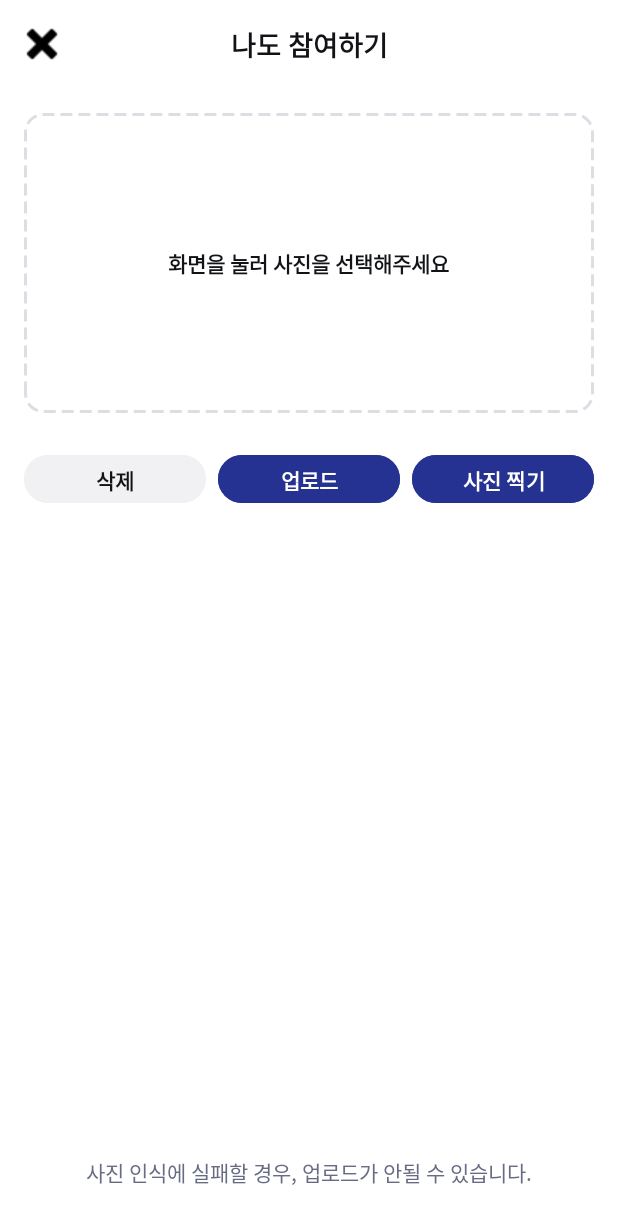
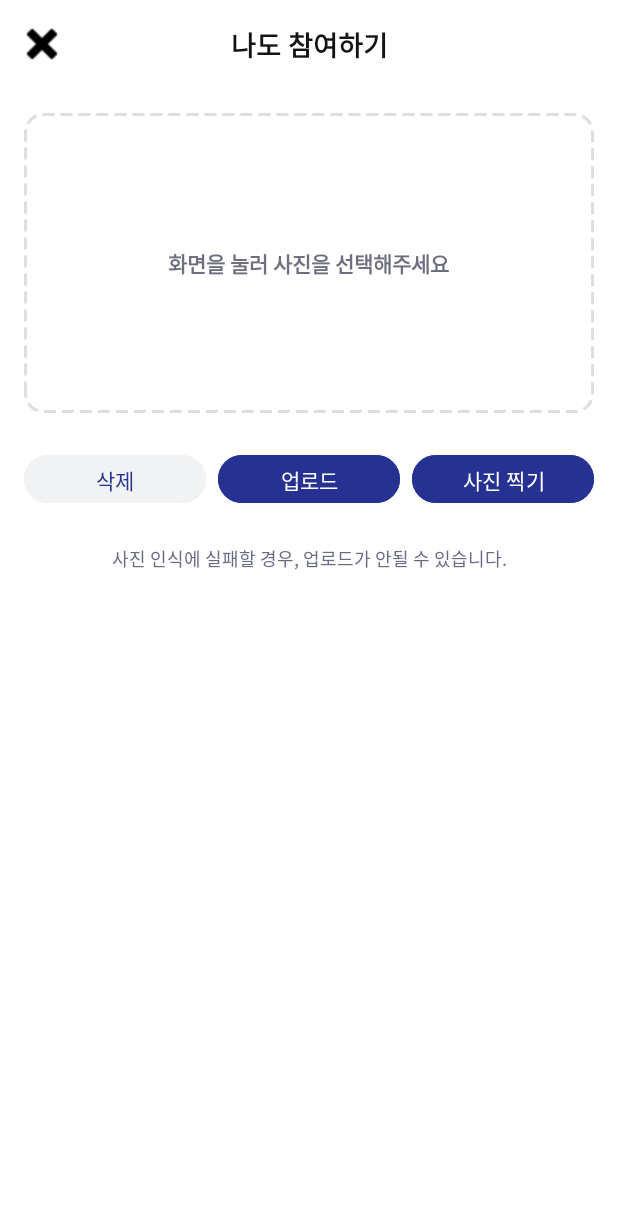
Before and after one commit to 2025-MobileProgramming-Crack/Frontend, an Android app: the ParticipateActivity screen opened directly, with no data from a screen before it, on a phone screen of 412 x 824 dp. Shown: the top 1224 px of the screen. Run offline under Robolectric (Android 15) with nearby library versions, the phone set to English and light mode, and no system bars.

Commit message:
feat: 카메라,캘린더 기능 추가, design: 폰트 생성

```diff
--- a/app/build.gradle.kts
+++ b/app/build.gradle.kts
@@ -3,6 +3,7 @@ plugins {
     // 루트 클래스패스에 이미 올라간 AGP Alpha 플러그인 사용
     id("com.android.application")
     id("org.jetbrains.kotlin.android")
+    id ("kotlin-kapt")
 }
 
 android {
@@ -44,6 +45,8 @@ dependencies {
     implementation("com.journeyapps:zxing-android-embedded:4.3.0")
     implementation("com.google.zxing:core:3.4.1")
     implementation("androidx.activity:activity:1.9.1")
+    implementation ("com.github.bumptech.glide:glide:4.14.2")
+    kapt ("com.github.bumptech.glide:compiler:4.14.2")
 
     testImplementation("junit:junit:4.13.2")
     androidTestImplementation("androidx.test.ext:junit:1.1.5")
--- a/app/src/main/java/com/tu/project/ParticipateActivity.kt
+++ b/app/src/main/java/com/tu/project/ParticipateActivity.kt
@@ -1,29 +1,138 @@
 package com.tu.project
 
-import android.annotation.SuppressLint
-import android.content.Intent
+import android.Manifest
+import android.content.pm.PackageManager
+import android.net.Uri
 import android.os.Bundle
+import android.os.Environment
+import android.widget.FrameLayout
+import android.widget.ImageButton
 import android.widget.ImageView
+import android.widget.TextView
+import android.widget.Toast
+import androidx.activity.result.ActivityResultLauncher
+import androidx.activity.result.contract.ActivityResultContracts
 import androidx.activity.enableEdgeToEdge
 import androidx.appcompat.app.AppCompatActivity
+import androidx.core.content.ContextCompat
+import androidx.core.content.FileProvider
 import androidx.core.view.ViewCompat
 import androidx.core.view.WindowInsetsCompat
-import com.tu.project.R
+import com.bumptech.glide.Glide
+import com.google.android.material.button.MaterialButton
+import java.io.File
+import java.text.SimpleDateFormat
+import java.util.*
 
 class ParticipateActivity : AppCompatActivity() {
+
+    // 카메라용 URI
+    private lateinit var photoUri: Uri
+    // 사용자가 찍은 사진 또는 선택한 사진을 업로드할 URI
+    private var selectedImageUri: Uri? = null
+
+    // ActivityResult 런처들
+    private lateinit var takePictureLauncher: ActivityResultLauncher<Uri>
+    private lateinit var pickImageLauncher: ActivityResultLauncher<String>
+    private lateinit var requestCameraPermission: ActivityResultLauncher<String>
+
     override fun onCreate(savedInstanceState: Bundle?) {
         super.onCreate(savedInstanceState)
-        enableEdgeToEdge()
+        enableEdgeToEdge()  // 엣지-투-엣지
         setContentView(R.layout.activity_participate)
-        ViewCompat.setOnApplyWindowInsetsListener(findViewById(R.id.main)) { v, insets ->
-            val systemBars = insets.getInsets(WindowInsetsCompat.Type.systemBars())
-            v.setPadding(systemBars.left, systemBars.top, systemBars.right, systemBars.bottom)
+
+        // 시스템 바 인셋 처리
+        ViewCompat.setOnApplyWindowInsetsListener(findViewById(R.id.main)) { view, insets ->
+            val s = insets.getInsets(WindowInsetsCompat.Type.systemBars())
+            view.setPadding(s.left, s.top, s.right, s.bottom)
             insets
         }
-        findViewById<ImageView>(R.id.btnClose).setOnClickListener {
-            startActivity(Intent(this, ContestActivity::class.java))
-            finish()
+
+        // 닫기
+        findViewById<ImageButton>(R.id.btnClose).setOnClickListener { finish() }
+
+        // 갤러리에서 이미지 선택 콜백
+        pickImageLauncher = registerForActivityResult(
+            ActivityResultContracts.GetContent()
+        ) { uri ->
+            if (uri != null) {
+                selectedImageUri = uri
+                showPreview(uri)
+            }
         }
 
+        // 카메라 권한 요청 콜백
+        requestCameraPermission = registerForActivityResult(
+            ActivityResultContracts.RequestPermission()
+        ) { granted ->
+            if (granted) launchCamera()
+            else Toast.makeText(this, "카메라 권한이 필요합니다.", Toast.LENGTH_SHORT).show()
+        }
+
+        // 카메라 촬영 콜백
+        takePictureLauncher = registerForActivityResult(
+            ActivityResultContracts.TakePicture()
+        ) { success ->
+            if (success) {
+                selectedImageUri = photoUri
+                showPreview(photoUri)
+            }
+        }
+
+        // “사진 선택” 영역 클릭 → 갤러리 열기
+        findViewById<FrameLayout>(R.id.flSelectPhoto).setOnClickListener {
+            pickImageLauncher.launch("image/*")
+        }
+
+        // “사진 찍기” 버튼 클릭
+        findViewById<MaterialButton>(R.id.btnCapture).setOnClickListener {
+            when {
+                ContextCompat.checkSelfPermission(this, Manifest.permission.CAMERA)
+                        == PackageManager.PERMISSION_GRANTED -> launchCamera()
+                shouldShowRequestPermissionRationale(Manifest.permission.CAMERA) ->
+                    Toast.makeText(this, "카메라 권한이 필요합니다.", Toast.LENGTH_SHORT).show()
+                else -> requestCameraPermission.launch(Manifest.permission.CAMERA)
+            }
+        }
+
+        // “업로드” 버튼 클릭
+        findViewById<MaterialButton>(R.id.btnUpload).setOnClickListener {
+            selectedImageUri?.let { uri ->
+                // TODO: 서버에 업로드할 코드를 작성해주세요
+            } ?: Toast.makeText(this, "먼저 이미지를 선택하거나 촬영하세요.", Toast.LENGTH_SHORT).show()
+        }
+
+        // “삭제” 버튼 클릭
+        findViewById<MaterialButton>(R.id.btnDelete).setOnClickListener {
+            findViewById<ImageView>(R.id.ivPreview).visibility = android.view.View.GONE
+            findViewById<TextView>(R.id.tvSelectPrompt).visibility = android.view.View.VISIBLE
+            selectedImageUri = null
+        }
+    }
+
+    /** 미리보기 ImageView 에 Glide 로 띄워주고 프롬프트 숨기기 */
+    private fun showPreview(uri: Uri) {
+        val iv = findViewById<ImageView>(R.id.ivPreview)
+        Glide.with(this)
+            .load(uri)
+            .centerCrop()
+            .into(iv)
+
+        iv.visibility = android.view.View.VISIBLE
+        findViewById<TextView>(R.id.tvSelectPrompt).visibility = android.view.View.GONE
+    }
+
+    /** 기본 카메라 앱 실행 */
+    private fun launchCamera() {
+        val timestamp = SimpleDateFormat("yyyyMMdd_HHmmss", Locale.getDefault()).format(Date())
+        val storageDir = getExternalFilesDir(Environment.DIRECTORY_PICTURES)
+        val photoFile = File.createTempFile("IMG_$timestamp", ".jpg", storageDir)
+
+        photoUri = FileProvider.getUriForFile(
+            this,
+            "${packageName}.fileprovider",
+            photoFile
+        )
+        takePictureLauncher.launch(photoUri)
     }
 }
--- a/app/src/main/res/layout/activity_participate.xml
+++ b/app/src/main/res/layout/activity_participate.xml
@@ -7,7 +7,7 @@
     android:layout_height="match_parent"
     android:background="#FFFFFF">
 
-    <!-- AppBar: Close button + Title -->
+    <!-- AppBar: Close + Title -->
     <LinearLayout
         android:id="@+id/llAppBar"
         android:layout_width="0dp"
@@ -43,7 +43,7 @@
             android:layout_height="24dp" />
     </LinearLayout>
 
-    <!-- Photo selection area with dashed border -->
+    <!-- Photo selection area -->
     <FrameLayout
         android:id="@+id/flSelectPhoto"
         android:layout_width="0dp"
@@ -52,6 +52,8 @@
         android:layout_marginEnd="16dp"
         android:layout_marginTop="16dp"
         android:background="@drawable/bg_dashed_border"
+        android:clickable="true"
+        android:foreground="?attr/selectableItemBackgroundBorderless"
         app:layout_constraintTop_toBottomOf="@id/llAppBar"
         app:layout_constraintStart_toStartOf="parent"
         app:layout_constraintEnd_toEndOf="parent">
@@ -62,12 +64,19 @@
             android:layout_height="wrap_content"
             android:layout_gravity="center"
             android:text="화면을 눌러 사진을 선택해주세요"
-            android:textColor="#121317"
+            android:textColor="#6D6F7E"
             android:textSize="14sp"
             android:textStyle="bold" />
+
+        <ImageView
+            android:id="@+id/ivPreview"
+            android:layout_width="match_parent"
+            android:layout_height="match_parent"
+            android:scaleType="centerCrop"
+            android:visibility="gone" />
     </FrameLayout>
 
-    <!-- Action buttons: Delete, Upload, Capture -->
+    <!-- Action buttons -->
     <LinearLayout
         android:id="@+id/llButtons"
         android:layout_width="0dp"
@@ -79,46 +88,37 @@
         app:layout_constraintStart_toStartOf="parent"
         app:layout_constraintEnd_toEndOf="parent">
 
-        <Button
+        <com.google.android.material.button.MaterialButton
             android:id="@+id/btnDelete"
             android:layout_width="0dp"
             android:layout_height="40dp"
             android:layout_weight="1"
-            android:text="삭제"
-            android:textSize="14sp"
-            android:textStyle="bold"
-            android:textColor="#121317"
-            android:backgroundTint="#F1F1F4"
-            android:stateListAnimator="@null" />
+            android:backgroundTint="#F1F2F3"
+            android:textColor="#253291"
+            android:text="삭제" />
 
-        <Button
+        <com.google.android.material.button.MaterialButton
             android:id="@+id/btnUpload"
             android:layout_width="0dp"
             android:layout_height="40dp"
+            android:layout_marginStart="8dp"
             android:layout_weight="1"
-            android:layout_marginStart="8dp"
-            android:text="업로드"
-            android:textSize="14sp"
-            android:textStyle="bold"
+            android:backgroundTint="#253291"
             android:textColor="#FFFFFF"
-            android:backgroundTint="#253291"
-            android:stateListAnimator="@null" />
+            android:text="업로드" />
 
-        <Button
+        <com.google.android.material.button.MaterialButton
             android:id="@+id/btnCapture"
             android:layout_width="0dp"
             android:layout_height="40dp"
+            android:layout_marginStart="8dp"
             android:layout_weight="1"
-            android:layout_marginStart="8dp"
-            android:text="사진 찍기"
-            android:textSize="14sp"
-            android:textStyle="bold"
+            android:backgroundTint="#253291"
             android:textColor="#FFFFFF"
-            android:backgroundTint="#253291"
-            android:stateListAnimator="@null" />
+            android:text="사진 찍기" />
     </LinearLayout>
 
-    <!-- Warning text positioned low -->
+    <!-- Warning text -->
     <TextView
         android:id="@+id/tvWarning"
         android:layout_width="0dp"
@@ -126,10 +126,10 @@
         android:paddingHorizontal="16dp"
         android:text="사진 인식에 실패할 경우, 업로드가 안될 수 있습니다."
         android:textColor="#676B83"
-        android:textSize="14sp"
+        android:textSize="12sp"
         android:gravity="center"
-        app:layout_constraintBottom_toBottomOf="parent"
-        android:layout_marginBottom="32dp"
+        android:layout_marginTop="24dp"
+        app:layout_constraintTop_toBottomOf="@id/llButtons"
         app:layout_constraintStart_toStartOf="parent"
         app:layout_constraintEnd_toEndOf="parent" />
 
--- a/app/src/main/res/values/themes.xml
+++ b/app/src/main/res/values/themes.xml
@@ -4,6 +4,10 @@
     <!-- Base application theme (Light) -->
     <style name="Base.Theme.Project" parent="Theme.Material3.DayNight.NoActionBar">
         <!-- Customize your light theme here. -->
+        <!-- 전역 폰트 지정 -->
+        <item name="android:fontFamily">@font/uhbee_se_hyun_font</item>
+        <!-- MaterialComponents 에도 적용하려면 아래도 -->
+        <item name="fontFamily">@font/uhbee_se_hyun_font</item>
     </style>
 
     <style name="Theme.Project" parent="Base.Theme.Project" />
```
Also changed, not shown: app/src/main/AndroidManifest.xml (+19 -0 lines), app/src/main/res/layout/activity_calendar.xml (+1 -7 lines), app/src/main/res/layout/activity_mypage.xml (+0 -7 lines), app/src/main/res/xml/file_paths.xml (added, +7 -0 lines), 1 other file.
